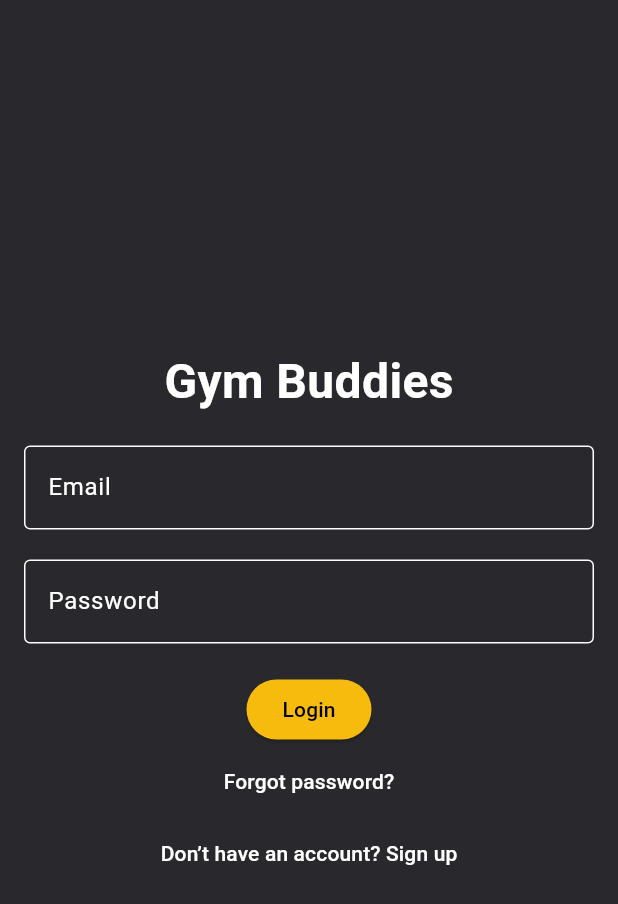
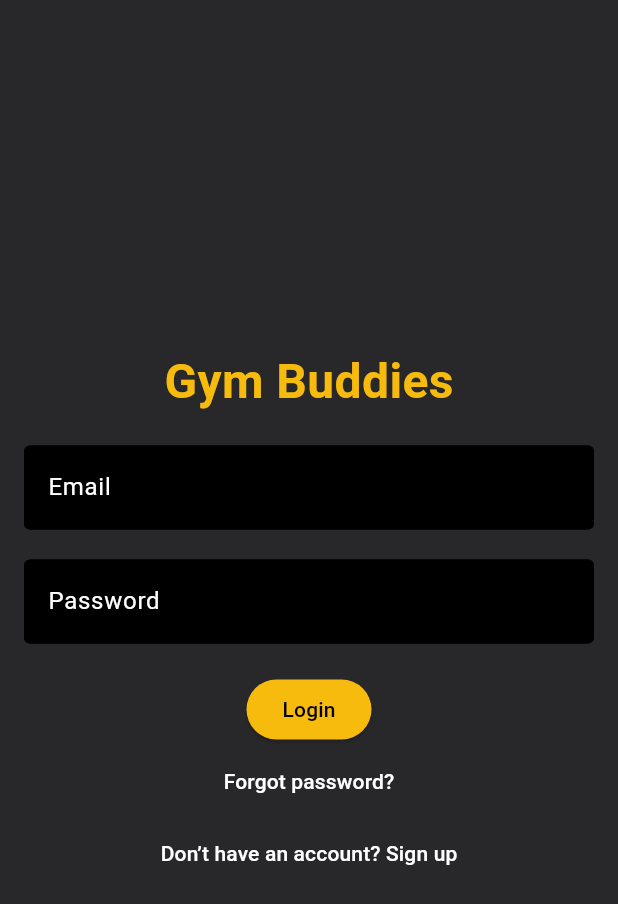
Before and after one commit to RafaelMarian/Project-GymApp_Flutter, a Flutter app: the screen it shows after launch, on a phone screen of 412 x 824 dp. Shown: the top 904 px of the screen. Run offline on Flutter 3.47's test engine with Material 3 defaults, Android fonts, the phone set to English and light mode, and no system bars; our stand-ins replace cloud_firestore, firebase_auth, firebase_core, shared_preferences; accounts and stored records are empty.

Commit message:
update colors

```diff
--- a/lib/login_page.dart
+++ b/lib/login_page.dart
@@ -36,7 +36,7 @@ class _LoginPageState extends State<LoginPage> {
   @override
   Widget build(BuildContext context) {
     return Scaffold(
-      backgroundColor: const Color(0xFF29282C), // Dark grey background
+      backgroundColor: const Color.fromARGB(255, 40, 39, 41), // Dark grey background
       body: Padding(
         padding: const EdgeInsets.all(16.0),
         child: Column(
@@ -47,7 +47,7 @@ class _LoginPageState extends State<LoginPage> {
               style: TextStyle(
                 fontSize: 32.0,
                 fontWeight: FontWeight.bold,
-                color: Color(0xFFFFFFFF), // White text
+                color: Color(0xFFF7BB0E), // White text
               ),
             ),
             const SizedBox(height: 20.0),
@@ -57,13 +57,13 @@ class _LoginPageState extends State<LoginPage> {
                 labelText: 'Email',
                 labelStyle: TextStyle(color: Color(0xFFFFFFFF)), // White text
                 enabledBorder: OutlineInputBorder(
-                  borderSide: BorderSide(color: Color(0xFFFFFFFF)), // White border
+                  borderSide: BorderSide(color: Color.fromARGB(255, 0, 0, 0)), // White border
                 ),
                 focusedBorder: OutlineInputBorder(
-                  borderSide: BorderSide(color: Color(0xFFFFFFFF)), // White border
+                  borderSide: BorderSide(color: Color.fromARGB(255, 0, 0, 0)), // White border
                 ),
                 filled: true,
-                fillColor: Color(0xFF29282C), // Dark grey background for text fields
+                fillColor: Color.fromARGB(255, 0, 0, 0), // Dark grey background for text fields
               ),
             ),
             const SizedBox(height: 20.0),
@@ -74,13 +74,13 @@ class _LoginPageState extends State<LoginPage> {
                 labelText: 'Password',
                 labelStyle: TextStyle(color: Color(0xFFFFFFFF)), // White text
                 enabledBorder: OutlineInputBorder(
-                  borderSide: BorderSide(color: Color(0xFFFFFFFF)), // White border
+                  borderSide: BorderSide(color: Color.fromARGB(255, 0, 0, 0)), // White border
                 ),
                 focusedBorder: OutlineInputBorder(
-                  borderSide: BorderSide(color: Color(0xFFFFFFFF)), // White border
+                  borderSide: BorderSide(color: Color.fromARGB(255, 0, 0, 0)), // White border
                 ),
                 filled: true,
-                fillColor: Color(0xFF29282C),
+                fillColor: Color.fromARGB(255, 0, 0, 0),
               ),
             ),
             const SizedBox(height: 20.0),
--- a/lib/main.dart
+++ b/lib/main.dart
@@ -16,8 +16,39 @@ class MyApp extends StatelessWidget {
     return MaterialApp(
       title: 'Gym Buddies',
       theme: ThemeData(
-        colorScheme: ColorScheme.fromSeed(seedColor: Colors.black),
+        // Remove the ColorScheme.fromSeed to prevent automatic color generation
+        colorScheme: const ColorScheme.dark(
+          primary: Colors.black, // Primary color for app
+          onPrimary: Colors.white, // Color for text/icons on primary background
+          surface: Colors.black, // Background color for surfaces like cards
+          onSurface: Colors.white, // Text color on surface backgrounds
+        ),
         useMaterial3: true,
+
+        // Input decoration for TextFields across the app
+        inputDecorationTheme: const InputDecorationTheme(
+          filled: true,
+          fillColor: Colors.grey, // Background color of the TextField
+          labelStyle: TextStyle(color: Colors.white), // Label color
+          hintStyle: TextStyle(color: Colors.white), // Hint text color
+          enabledBorder: OutlineInputBorder(
+            borderSide: BorderSide(color: Colors.white), // Border when not focused
+          ),
+          focusedBorder: OutlineInputBorder(
+            borderSide: BorderSide(color: Colors.white), // Border when focused
+          ),
+        ),
+
+        // Ensure all text input uses white text by default
+        textTheme: const TextTheme(
+          bodyMedium: TextStyle(color: Colors.white), // Default text style for input text
+        ),
+
+        textSelectionTheme: const TextSelectionThemeData(
+          cursorColor: Colors.white, // Cursor color
+          selectionColor: Colors.tealAccent, // Highlight color for selected text
+          selectionHandleColor: Colors.teal, // Handle color for text selection
+        ),
       ),
       home: const SplashScreen(), // Set SplashScreen as the initial screen
     );
@@ -36,7 +67,7 @@ class _SplashScreenState extends State<SplashScreen> {
   void initState() {
     super.initState();
 
-    // Navigate to LoginPage after 3 seconds
+    // Navigate to LoginPage after 2 seconds
     Future.delayed(const Duration(seconds: 2), () {
       Navigator.pushReplacement(
         context,
--- a/lib/steps_counter.dart
+++ b/lib/steps_counter.dart
@@ -98,11 +98,11 @@ class _StepsCounterPageState extends State<StepsCounterPage> {
       context: context,
       builder: (BuildContext context) {
         return AlertDialog(
-          title: const Text("Confirm Deletion", style: TextStyle(color: Color(0xFF322D29))),
+          title: const Text("Confirm Deletion", style: TextStyle(color: Color.fromARGB(255, 255, 255, 255))),
           content: const Text("Are you sure you want to clear all data? This action cannot be undone.", style: TextStyle(color: Color(0xFF322D29))),
           actions: [
             TextButton(
-              child: const Text("Cancel", style: TextStyle(color: Color(0xFF322D29))),
+              child: const Text("Cancel", style: TextStyle(color: Color.fromARGB(255, 255, 255, 255))),
               onPressed: () {
                 Navigator.of(context).pop(false);
               },
@@ -175,7 +175,7 @@ class _StepsCounterPageState extends State<StepsCounterPage> {
                 items: [5000, 10000, 15000, 20000].map((int value) {
                   return DropdownMenuItem<int>(
                     value: value,
-                    child: Text('$value steps', style: const TextStyle(color:Color(0xFFF7BB0E))), // Dark teal
+                    child: Text('$value steps', style: const TextStyle(color:Color.fromARGB(255, 255, 255, 255))), // Dark teal
                   );
                 }).toList(),
                 onChanged: (newValue) {
```
